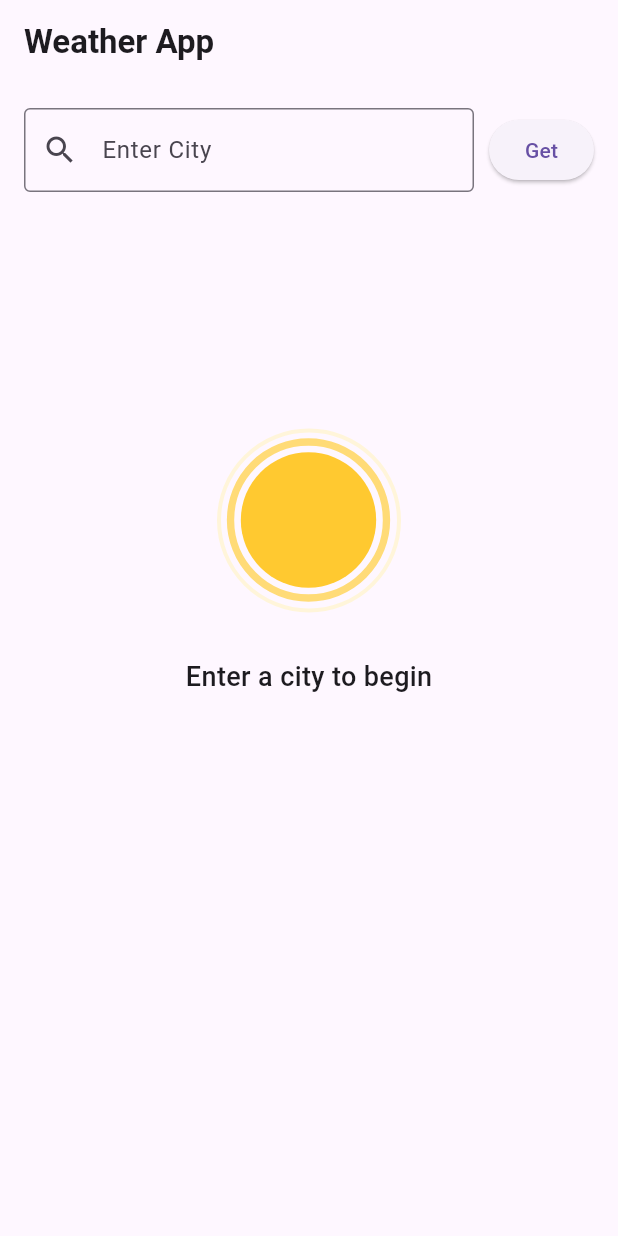
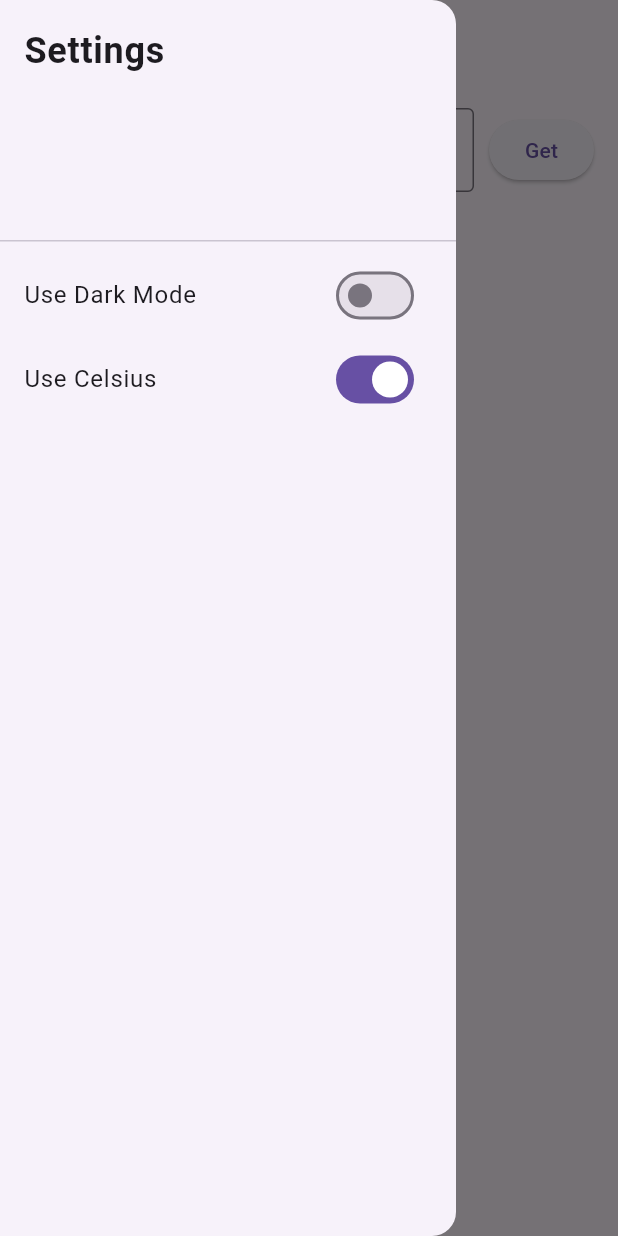
Before and after one commit to bachichapaoloo/weather_app_bloc, a Flutter app: the screen it shows after launch, with the side drawer open (before the commit the screen has no drawer), on a phone screen of 412 x 824 dp. Run offline on Flutter 3.47's test engine with Material 3 defaults, Android fonts, the phone set to English and light mode, and no system bars; our stand-ins replace equatable, flutter_bloc, lottie, shared_preferences.

Commit message:
UPDATE
- Moved the BLOCs to organize and clean the code
- Added App Drawer to contain settings
- Used Settings bloc for dark mode and unit

```diff
--- a/lib/main.dart
+++ b/lib/main.dart
@@ -2,7 +2,6 @@ import 'package:flutter/material.dart';
 import 'package:flutter_bloc/flutter_bloc.dart';
 import 'package:weather_app_bloc/bloc/settings_bloc/settings_bloc.dart';
 import 'package:weather_app_bloc/bloc/weather_bloc/weather_bloc.dart';
-import 'package:weather_app_bloc/bloc/weather_bloc/weather_state.dart';
 import 'package:weather_app_bloc/data/settings_service.dart';
 import 'package:weather_app_bloc/data/weather_repository.dart';
 import 'package:weather_app_bloc/presentation/weather_page.dart';
--- a/lib/presentation/weather_page.dart
+++ b/lib/presentation/weather_page.dart
@@ -4,6 +4,7 @@ import 'package:flutter/material.dart';
 import 'package:flutter_bloc/flutter_bloc.dart';
 import 'package:intl/intl.dart';
 import 'package:lottie/lottie.dart'; // Add this for animations
+import 'package:weather_app_bloc/bloc/settings_bloc/settings_bloc.dart';
 import 'package:weather_app_bloc/bloc/weather_bloc/weather_bloc.dart';
 import 'package:weather_app_bloc/bloc/weather_bloc/weather_event.dart';
 import 'package:weather_app_bloc/bloc/weather_bloc/weather_state.dart';
@@ -23,6 +24,30 @@ class _WeatherPageState extends State<WeatherPage> {
     return Scaffold(
       appBar: AppBar(
         title: const Text("Weather App", style: TextStyle(fontWeight: FontWeight.bold)),
+      ),
+      drawer: Drawer(
+        child: ListView(
+          padding: EdgeInsets.all(0),
+          children: [
+            const DrawerHeader(
+              child: Text('Settings', style: TextStyle(fontSize: 24, fontWeight: FontWeight.bold)),
+            ),
+            SwitchListTile(
+              title: const Text('Use Dark Mode'),
+              value: context.select((SettingsBloc bloc) => bloc.state.isDarkMode),
+              onChanged: (value) {
+                context.read<SettingsBloc>().add(ToggleTheme());
+              },
+            ),
+            SwitchListTile(
+              title: const Text('Use Celsius'),
+              value: context.select((SettingsBloc bloc) => bloc.state.isCelsius),
+              onChanged: (value) {
+                context.read<SettingsBloc>().add(ToggleUnit());
+              },
+            ),
+          ],
+        ),
       ),
       body: Padding(
         padding: const EdgeInsets.all(16.0),
```
